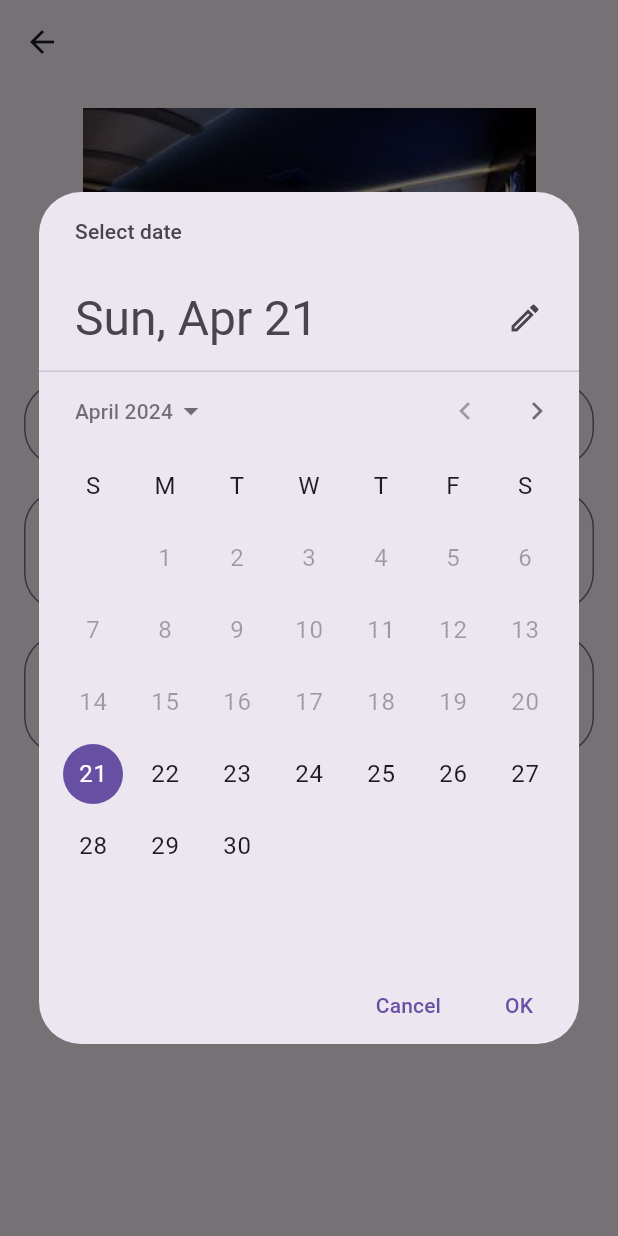
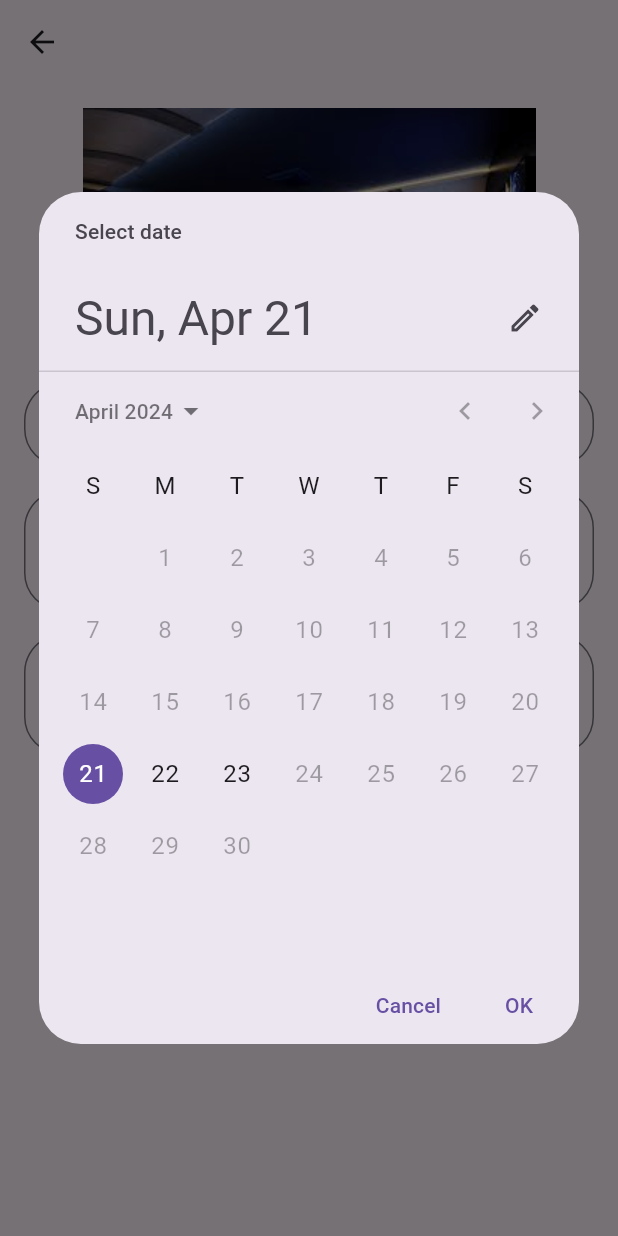
Before and after one commit to U6587059/pj_mobile, a Flutter app: the CinemaRoom screen opened directly, after a tap on an icon or button, on a phone screen of 412 x 824 dp. Run offline on Flutter 3.47's test engine with Material 3 defaults, Android fonts, the phone set to English and light mode, and no system bars; our stand-ins replace cloud_firestore, firebase_auth, firebase_core, google_maps_flutter; accounts and stored records are empty.

Commit message:
Keke Final 1.02(bug fixed)

```diff
--- a/lib/cinema.dart
+++ b/lib/cinema.dart
@@ -66,8 +66,7 @@ class _CinemaRoomState extends State<CinemaRoom> {
       context: context,
       initialDate: _selectedDate,
       firstDate: DateTime.now(),
-      lastDate: DateTime.now().add(Duration(
-          days: 365)), // Extended to allow booking up to one year in advance
+      lastDate: DateTime.now().add(Duration(days: 2)), // Extended to allow booking up to one year in advance
     );
     if (picked != null && picked != _selectedDate) {
       setState(() {
--- a/lib/game.dart
+++ b/lib/game.dart
@@ -63,7 +63,7 @@ class _GameRoomState extends State<GameRoom> {
       context: context,
       initialDate: _selectedDate,
       firstDate: DateTime.now(),
-      lastDate: DateTime.now().add(Duration(days: 365)), // Extended to allow booking up to one year in advance
+      lastDate: DateTime.now().add(Duration(days: 2)), // Extended to allow booking up to one year in advance
     );
     if (picked != null && picked != _selectedDate) {
       setState(() {
```
